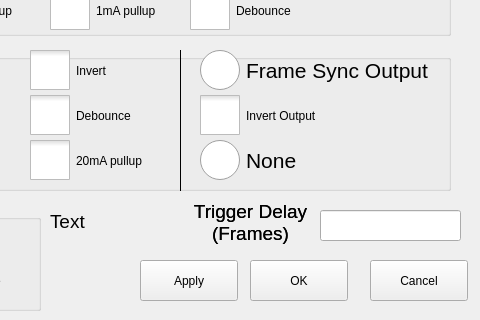
The window that src/iosettingswindow.ui (krontech/chronos-cam-app) describes before a commit, drawn with Qt 5; both pictures show x 320 to 800 and y 160 to 480 of the 800 by 480 pixel window.
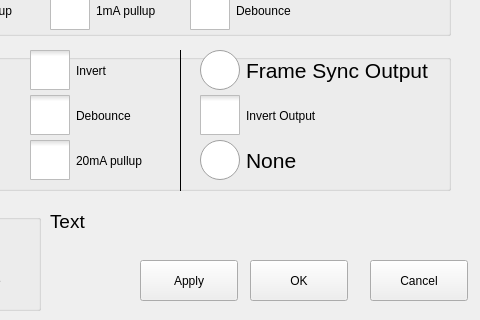
The same window after the commit. Custom widgets are drawn as their Qt base class.

Patch:
```diff
--- a/src/iosettingswindow.ui
+++ b/src/iosettingswindow.ui
@@ -736,99 +736,6 @@
     <set>Qt::AlignLeading|Qt::AlignLeft|Qt::AlignTop</set>
    </property>
   </widget>
-  <widget class="CamLineEdit" name="lineTrigDelayFrames">
-   <property name="geometry">
-    <rect>
-     <x>640</x>
-     <y>370</y>
-     <width>141</width>
-     <height>31</height>
-    </rect>
-   </property>
-   <property name="font">
-    <font>
-     <pointsize>16</pointsize>
-    </font>
-   </property>
-   <property name="inputMask">
-    <string>000000009; </string>
-   </property>
-   <property name="text">
-    <string/>
-   </property>
-   <property name="maxLength">
-    <number>9</number>
-   </property>
-   <property name="placeholderText">
-    <string/>
-   </property>
-  </widget>
-  <widget class="QLabel" name="lblDelayFrames">
-   <property name="geometry">
-    <rect>
-     <x>510</x>
-     <y>360</y>
-     <width>121</width>
-     <height>51</height>
-    </rect>
-   </property>
-   <property name="font">
-    <font>
-     <pointsize>14</pointsize>
-    </font>
-   </property>
-   <property name="text">
-    <string>&lt;html&gt;&lt;head/&gt;&lt;body&gt;&lt;p align=&quot;center&quot;&gt;Trigger Delay&lt;br/&gt;(Frames)&lt;/p&gt;&lt;/body&gt;&lt;/html&gt;</string>
-   </property>
-   <property name="textFormat">
-    <enum>Qt::AutoText</enum>
-   </property>
-   <property name="scaledContents">
-    <bool>false</bool>
-   </property>
-   <property name="alignment">
-    <set>Qt::AlignLeading|Qt::AlignLeft|Qt::AlignTop</set>
-   </property>
-   <property name="margin">
-    <number>0</number>
-   </property>
-   <property name="indent">
-    <number>-1</number>
-   </property>
-  </widget>
-  <widget class="QLabel" name="lblDelayFrames_2">
-   <property name="geometry">
-    <rect>
-     <x>510</x>
-     <y>360</y>
-     <width>121</width>
-     <height>51</height>
-    </rect>
-   </property>
-   <property name="font">
-    <font>
-     <pointsize>14</pointsize>
-    </font>
-   </property>
-   <property name="text">
-    <string>&lt;html&gt;&lt;head/&gt;&lt;body&gt;&lt;p align=&quot;center&quot;&gt;Trigger Delay&lt;br/&gt;(Frames)&lt;/p&gt;&lt;/body&gt;&lt;/html&gt;</string>
-   </property>
-   <property name="textFormat">
-    <enum>Qt::AutoText</enum>
-   </property>
-   <property name="scaledContents">
-    <bool>false</bool>
-   </property>
-   <property name="alignment">
-    <set>Qt::AlignLeading|Qt::AlignLeft|Qt::AlignTop</set>
-   </property>
-   <property name="margin">
-    <number>0</number>
-   </property>
-   <property name="indent">
-    <number>-1</number>
-   </property>
-  </widget>
  </widget>
  <customwidgets>
   <customwidget>
```
